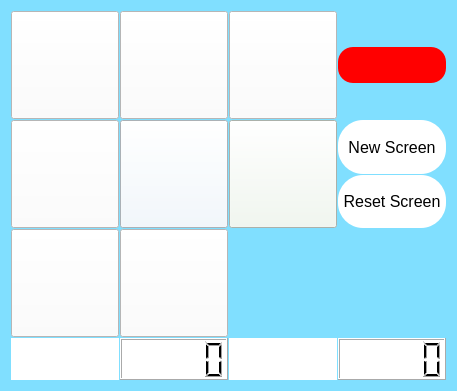
The window that tictacscreen.ui (HashanMaduwantha/TicTacToe) describes before a commit, drawn with Qt 5.
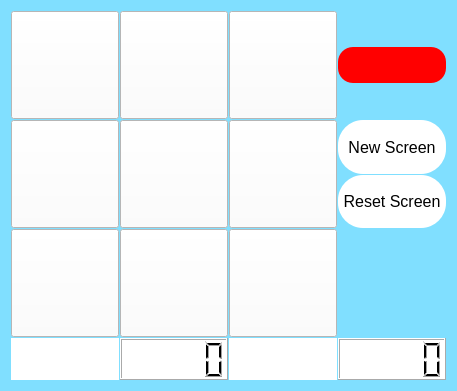
The same window after the commit.

Commit message: Name change according to chance is DONE

Patch:
```diff
--- a/tictacscreen.ui
+++ b/tictacscreen.ui
@@ -231,7 +231,7 @@
      <property name="styleSheet">
       <string notr="true">height:100px;
 width:100px;
-background-color:	#F0F8FF;</string>
+background-color:white;</string>
      </property>
      <property name="text">
       <string/>
@@ -260,7 +260,7 @@
      <property name="styleSheet">
       <string notr="true">height:100px;
 width:100px;
-background-color:	#F0F8EE;</string>
+background-color:white;</string>
      </property>
      <property name="text">
       <string/>
@@ -417,9 +417,10 @@
      <property name="styleSheet">
       <string notr="true">height:100px;
 width:100px;
+background-color:white;
 
-border-color:red;
-border-radius:5px;</string>
+
+</string>
      </property>
      <property name="text">
       <string/>
```
The commit also changes 1 other file.
